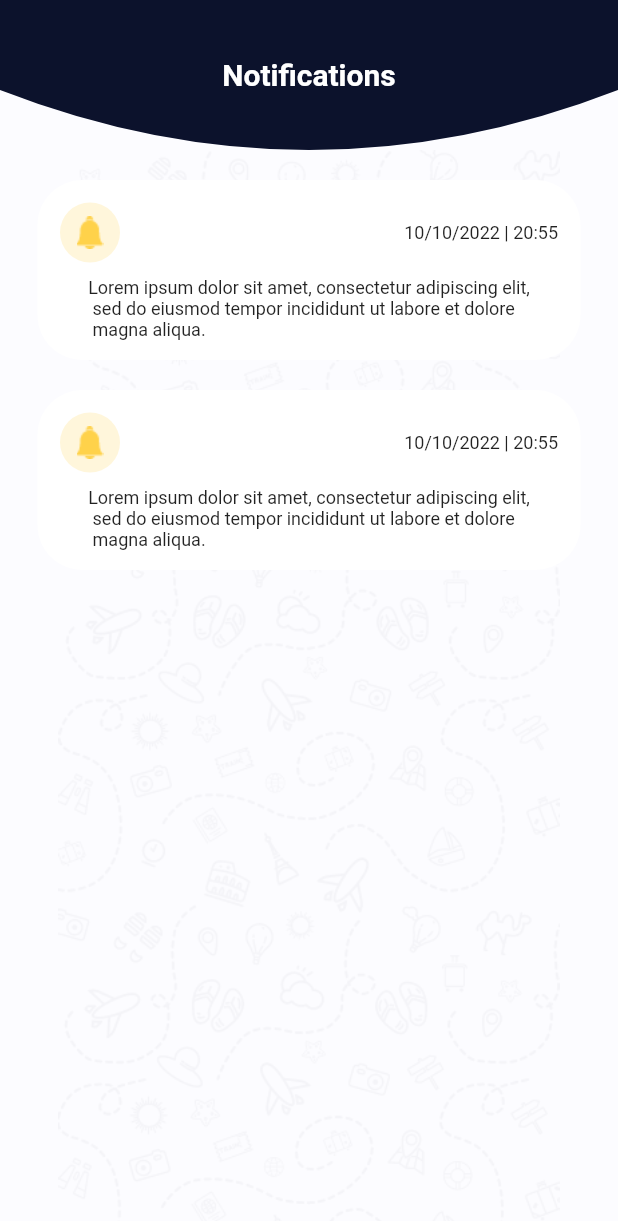
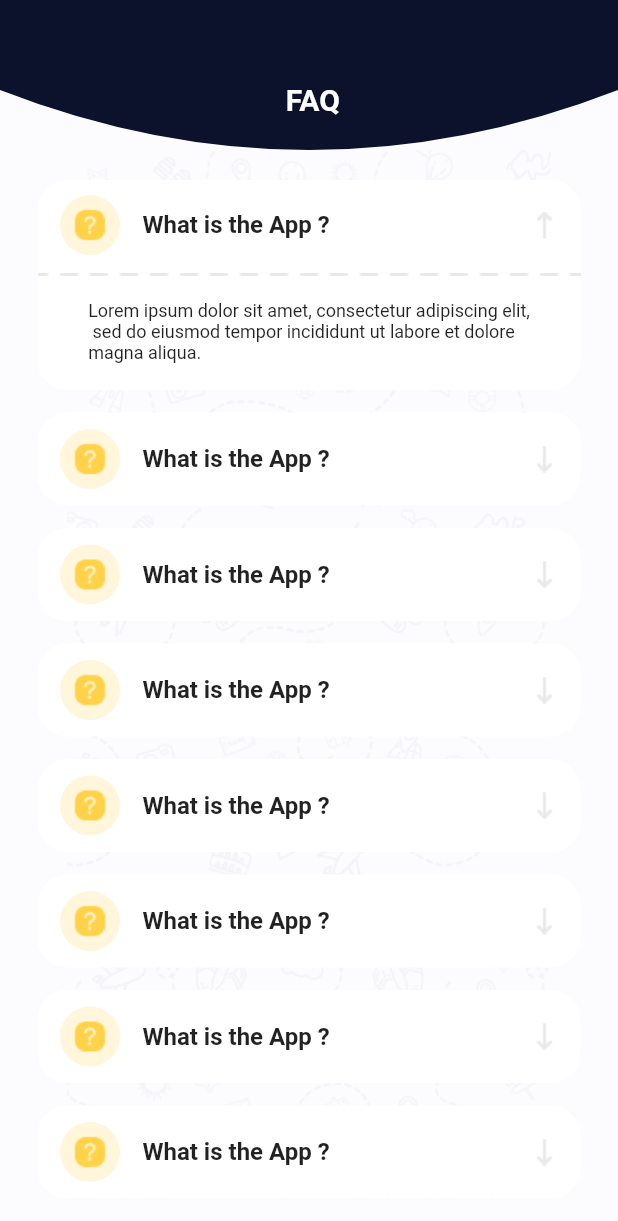
Before and after one commit to Omar-Moshtaha/tourism, a Flutter app: the screen it shows after launch, on a phone screen of 412 x 824 dp. Shown: the top 1221 px of the screen. Run offline on Flutter 3.47's test engine with Material 2 defaults, Android fonts, the light colour scheme and no system bars; our stand-ins replace flutter_custom_clippers, hexcolor.

Commit message:
FAQ_SCREEN.DART

```diff
--- /dev/null
+++ b/lib/about_us.dart
@@ -0,0 +1,66 @@
+import 'package:flutter/material.dart';
+import 'package:flutter_custom_clippers/flutter_custom_clippers.dart';
+import 'package:hexcolor/hexcolor.dart';
+
+class AboutUs extends StatelessWidget {
+
+  @override
+  Widget build(BuildContext context) {
+    return Scaffold(
+      backgroundColor: HexColor("#FCFCFF"),
+      appBar: AppBar(
+        toolbarHeight: 100,
+centerTitle: true,
+title: Text('About Us',style: TextStyle(
+  fontSize: 20,
+  fontWeight: FontWeight.bold,
+
+),
+),
+        flexibleSpace: ClipPath(
+clipper: OvalBottomBorderClipper(),
+          child: Container(
+            height: 250,
+            width: double.infinity,
+            color: HexColor("#0C122C"),
+          ),
+        ),
+      ),
+  body: Container(
+    child: Column(
+      children: [
+        Padding(
+          padding: const EdgeInsets.only(left: 20,right: 20,top: 40),
+          child: Container(
+            height: 180,
+            decoration: BoxDecoration(
+              color: Colors.black87,
+              borderRadius: BorderRadius.circular(20),
+image: DecorationImage(
+  image: AssetImage('image/image15.png')
+      ,fit: BoxFit.fill
+)
+            ),
+            width: double.infinity,
+          ),
+        ),
+
+        Padding(
+          padding: const EdgeInsets.only(top: 20,right: 20,left: 20),
+          child: Text('Contrary to popular belief, Lorem Ipsum is not\n simply random text. It has roots in a piece of \nclassical Latin literature from 45 BC, making \nit over 2000 years old. Richard McClintock, a \nLatin professor at Hampden-Sydney College\n in Virginia, looked up one of the more\n obscure \nLatin words, consectetur, from a Lorem Ipsum \npassage, and going through the cites of the \nword in classical literature, discovered the\n undoubtable source. Lorem Ipsum comes \nfrom sections 1.10.32 and 1.10.33 of "de\n Finibus Bonorum et Malorum" (The Extremes \nof Good and Evil) by Cicero, written in 45 BC.\n This book is a treatise on the theory of ethics,\n very popular during the Renaissance. The first \nline of Lorem Ipsum, "Lorem ipsum dolor sit\n amet..", comes from a line in section 1.10.32.',style: TextStyle(
+            fontSize: 16,
+
+          ),
+          textAlign: TextAlign.start,),
+        )
+      ],
+    ),
+    decoration: BoxDecoration(
+      image: DecorationImage(
+        image: AssetImage('image/image1.png'),
+      )
+    ),
+  ),
+    );
+  }
+}
--- /dev/null
+++ b/lib/faq.dart
@@ -0,0 +1,300 @@
+import 'package:flutter/cupertino.dart';
+import 'package:flutter/material.dart';
+import 'package:flutter_custom_clippers/flutter_custom_clippers.dart';
+import 'package:hexcolor/hexcolor.dart';
+
+class FAQ extends StatelessWidget {
+  @override
+  Widget build(BuildContext context) {
+    return Scaffold(
+      backgroundColor: HexColor('#FCFCFF'),
+      appBar: AppBar(
+        toolbarHeight:100,
+        centerTitle: true,
+        elevation: 0.0,
+        title: Padding(
+          padding: const EdgeInsets.only(top: 53,bottom: 20),
+          child:   Text(" FAQ",style: TextStyle(
+
+              fontWeight: FontWeight.bold
+
+          ),),
+        ),
+
+        flexibleSpace: ClipPath(
+          clipper: OvalBottomBorderClipper(),
+          child:   Container(
+            height:220,
+            width: MediaQuery.of(context).size.width,
+            color: HexColor("0C122C"),
+
+          ),
+        ),
+
+      ),
+      body: Container(
+        child: SingleChildScrollView(
+          physics: BouncingScrollPhysics(),
+          child: Column(
+            children: [
+              Padding(
+                padding: const EdgeInsets.only(top: 20,left: 25,right: 25),
+                child: Stack(
+                  children: [
+                    Container(
+                      height: 140,
+                      width: double.infinity,
+                      decoration: BoxDecoration(
+                          color: Colors.white,
+
+                          borderRadius: BorderRadius.circular(20),
+                      ),
+                    ),
+Padding(
+  padding: const EdgeInsets.only(top: 62),
+  child:   Container(height: 2,decoration: BoxDecoration(
+
+    image: DecorationImage(
+
+      image: AssetImage('image/image16.png'),
+
+  fit: BoxFit.cover
+
+    )
+
+  ),),
+),
+Padding(
+  padding: const EdgeInsets.only(top: 80,left: 15,right: 15),
+  child:   Center(child: Text('Lorem ipsum dolor sit amet, consectetur adipiscing elit,\n sed do eiusmod tempor incididunt ut labore et dolore \nmagna aliqua.',style: TextStyle(
+    fontSize: 12
+  ),
+    textAlign: TextAlign.start,
+  )),
+),
+                    Row(
+  children: [
+    Padding(
+      padding: const EdgeInsets.only(left: 15,top: 10),
+      child: CircleAvatar(backgroundColor: HexColor('#FFF6DB'),child: Image(image: AssetImage('image/image17.png'))),
+    ),
+Padding(
+  padding: const EdgeInsets.only(left: 15,top: 10),
+  child:   Text('What is the App ?',style: TextStyle(
+    fontSize: 16,
+    fontWeight: FontWeight.bold,
+  ),),
+),
+    Spacer(),
+  Padding(
+    padding: const EdgeInsets.only(right: 15,top: 10),
+    child: Image(image: AssetImage('image/image18.png')),
+  ),
+  ],
+),
+                  ],
+                ),
+              ),
+              Padding(
+                padding: const EdgeInsets.only(top: 15,right: 25,left: 25),
+                child: Container(
+                  child: Row(
+                    children: [
+                      SizedBox(width: 15,),
+                      CircleAvatar(backgroundColor: HexColor('#FFF6DB'),child: Image(image: AssetImage('image/image17.png'))),
+SizedBox(width: 15,),
+                      Text('What is the App ?',style: TextStyle(
+  fontSize: 16,
+  fontWeight: FontWeight.bold,
+),),
+                      Spacer(),
+                      Padding(
+                        padding: const EdgeInsets.only(top: 22,bottom: 22,right: 15),
+                        child: Image(image: AssetImage("image/image19.png")),
+                      ),
+                    ],
+                  ),
+                  height: 62,
+                  width: double.infinity,
+                  decoration: BoxDecoration(
+                    borderRadius: BorderRadius.circular(20),
+                    color: Colors.white
+                  ),
+                ),
+              ),
+              Padding(
+                padding: const EdgeInsets.only(top: 15,right: 25,left: 25),
+                child: Container(
+                  child: Row(
+                    children: [
+                      SizedBox(width: 15,),
+                      CircleAvatar(backgroundColor: HexColor('#FFF6DB'),child: Image(image: AssetImage('image/image17.png'))),
+                      SizedBox(width: 15,),
+                      Text('What is the App ?',style: TextStyle(
+                        fontSize: 16,
+                        fontWeight: FontWeight.bold,
+                      ),),
+                      Spacer(),
+                      Padding(
+                        padding: const EdgeInsets.only(top: 22,bottom: 22,right: 15),
+                        child: Image(image: AssetImage("image/image19.png")),
+                      ),
+                    ],
+                  ),
+                  height: 62,
+                  width: double.infinity,
+                  decoration: BoxDecoration(
+                      borderRadius: BorderRadius.circular(20),
+                      color: Colors.white
+                  ),
+                ),
+              ),
+              Padding(
+                padding: const EdgeInsets.only(top: 15,right: 25,left: 25),
+                child: Container(
+                  child: Row(
+                    children: [
+                      SizedBox(width: 15,),
+                      CircleAvatar(backgroundColor: HexColor('#FFF6DB'),child: Image(image: AssetImage('image/image17.png'))),
+                      SizedBox(width: 15,),
+                      Text('What is the App ?',style: TextStyle(
+                        fontSize: 16,
+                        fontWeight: FontWeight.bold,
+                      ),),
+                      Spacer(),
+                      Padding(
+                        padding: const EdgeInsets.only(top: 22,bottom: 22,right: 15),
+                        child: Image(image: AssetImage("image/image19.png")),
+                      ),
+                    ],
+                  ),
+                  height: 62,
+                  width: double.infinity,
+                  decoration: BoxDecoration(
+                      borderRadius: BorderRadius.circular(20),
+                      color: Colors.white
+                  ),
+                ),
+              ),
+              Padding(
+                padding: const EdgeInsets.only(top: 15,right: 25,left: 25),
+                child: Container(
+                  child: Row(
+                    children: [
+                      SizedBox(width: 15,),
+                      CircleAvatar(backgroundColor: HexColor('#FFF6DB'),child: Image(image: AssetImage('image/image17.png'))),
+                      SizedBox(width: 15,),
+                      Text('What is the App ?',style: TextStyle(
+                        fontSize: 16,
+                        fontWeight: FontWeight.bold,
+                      ),),
+                      Spacer(),
+                      Padding(
+                        padding: const EdgeInsets.only(top: 22,bottom: 22,right: 15),
+                        child: Image(image: AssetImage("image/image19.png")),
+                      ),
+                    ],
+                  ),
+                  height: 62,
+                  width: double.infinity,
+                  decoration: BoxDecoration(
+                      borderRadius: BorderRadius.circular(20),
+                      color: Colors.white
+                  ),
+                ),
+              ),
+              Padding(
+                padding: const EdgeInsets.only(top: 15,right: 25,left: 25),
+                child: Container(
+                  child: Row(
+                    children: [
+                      SizedBox(width: 15,),
+                      CircleAvatar(backgroundColor: HexColor('#FFF6DB'),child: Image(image: AssetImage('image/image17.png'))),
+                      SizedBox(width: 15,),
+                      Text('What is the App ?',style: TextStyle(
+                        fontSize: 16,
+                        fontWeight: FontWeight.bold,
+                      ),),
+                      Spacer(),
+                      Padding(
+                        padding: const EdgeInsets.only(top: 22,bottom: 22,right: 15),
+                        child: Image(image: AssetImage("image/image19.png")),
+                      ),
+                    ],
+                  ),
+                  height: 62,
+                  width: double.infinity,
+                  decoration: BoxDecoration(
+                      borderRadius: BorderRadius.circular(20),
+                      color: Colors.white
+                  ),
+                ),
+              ),
+              Padding(
+                padding: const EdgeInsets.only(top: 15,right: 25,left: 25),
+                child: Container(
+                  child: Row(
+                    children: [
+                      SizedBox(width: 15,),
+                      CircleAvatar(backgroundColor: HexColor('#FFF6DB'),child: Image(image: AssetImage('image/image17.png'))),
+                      SizedBox(width: 15,),
+                      Text('What is the App ?',style: TextStyle(
+                        fontSize: 16,
+                        fontWeight: FontWeight.bold,
+                      ),),
+                      Spacer(),
+                      Padding(
+                        padding: const EdgeInsets.only(top: 22,bottom: 22,right: 15),
+                        child: Image(image: AssetImage("image/image19.png")),
+                      ),
+                    ],
+                  ),
+                  height: 62,
+                  width: double.infinity,
+                  decoration: BoxDecoration(
+                      borderRadius: BorderRadius.circular(20),
+                      color: Colors.white
+                  ),
+                ),
+              ),
+              Padding(
+                padding: const EdgeInsets.only(top: 15,right: 25,left: 25),
+                child: Container(
+                  child: Row(
+                    children: [
+                      SizedBox(width: 15,),
+                      CircleAvatar(backgroundColor: HexColor('#FFF6DB'),child: Image(image: AssetImage('image/image17.png'))),
+                      SizedBox(width: 15,),
+                      Text('What is the App ?',style: TextStyle(
+                        fontSize: 16,
+                        fontWeight: FontWeight.bold,
+                      ),),
+                      Spacer(),
+                      Padding(
+                        padding: const EdgeInsets.only(top: 22,bottom: 22,right: 15),
+                        child: Image(image: AssetImage("image/image19.png")),
+                      ),
+                    ],
+                  ),
+                  height: 62,
+                  width: double.infinity,
+                  decoration: BoxDecoration(
+                      borderRadius: BorderRadius.circular(20),
+                      color: Colors.white
+                  ),
+                ),
+              ),
+
+            ],
+          ),
+        ),
+        decoration: BoxDecoration(
+image: DecorationImage(
+    image: AssetImage('image/image1.png')
+
+)
+        ),
+      ),
+    );
+  }
+}
--- a/lib/main.dart
+++ b/lib/main.dart
@@ -1,11 +1,13 @@
 import 'package:flutter/cupertino.dart';
 import 'package:flutter/material.dart';
 import 'package:flutter/services.dart';
+import 'package:tourism/faq.dart';
 import 'package:tourism/more.dart';
 import 'package:tourism/register.dart';
 import 'package:tourism/success_page.dart';
 import 'package:tourism/success_page2.dart';
 
+import 'about_us.dart';
 import 'login.dart';
 import 'notifications.dart';
 
@@ -32,7 +34,7 @@ statusBarColor: Colors.white.withOpacity(0),
 
     )
   ),
-  home:Notifications(),
+  home:FAQ(),
 );
   }
 
```
Also changed, not shown: image/image15.png (added), image/image16.png (added), image/image17.png (added), image/image18.png (added), image/image19.png (added).
